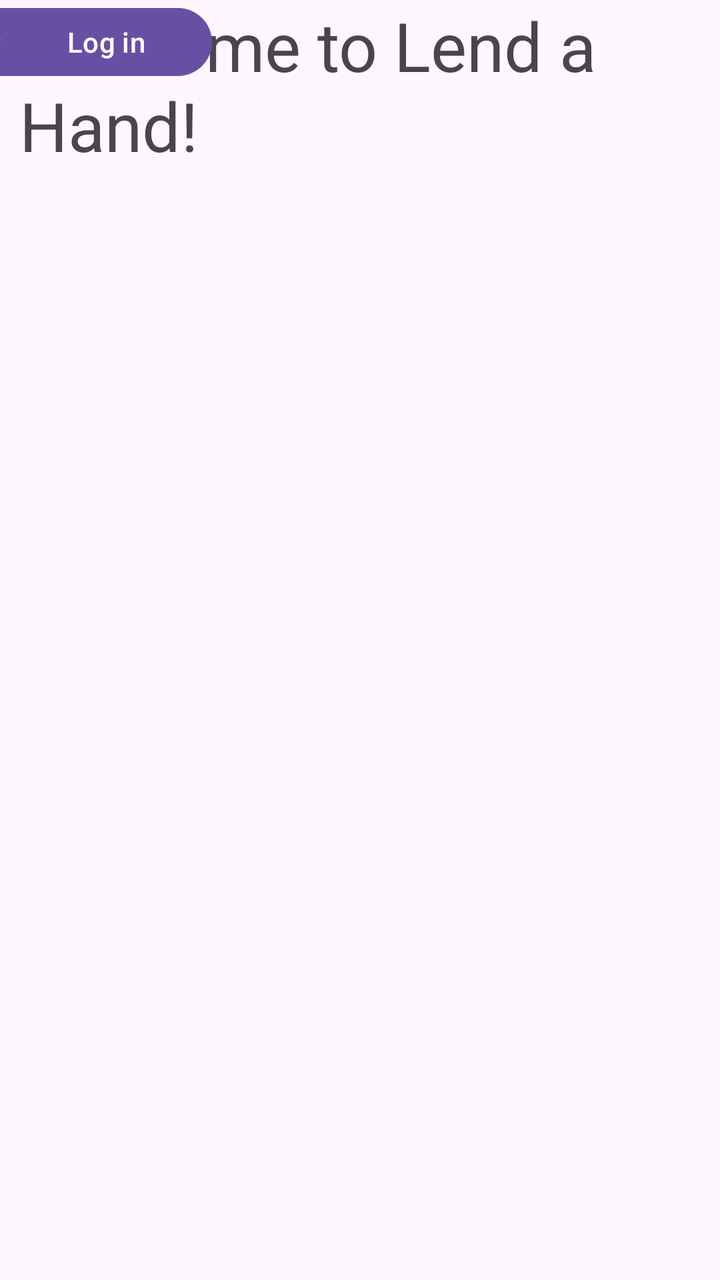
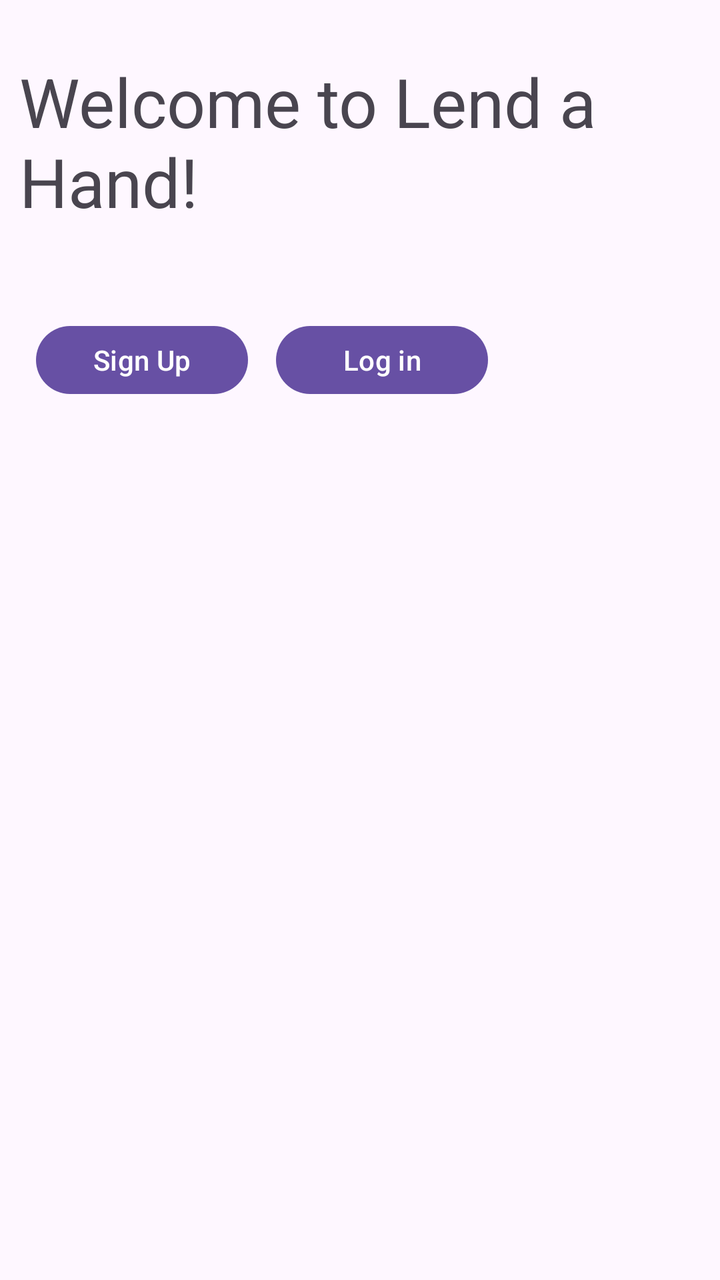

Two renders of the same Android screen: before a commit and after it. Below are the layout's source before the change and the commit's diff.
<!-- AndroidManifest.xml: application theme Theme.LendAHand -->
<!-- res/layout/activity_main.xml -->
<?xml version="1.0" encoding="utf-8"?>
<androidx.constraintlayout.widget.ConstraintLayout xmlns:android="http://schemas.android.com/apk/res/android"
    xmlns:app="http://schemas.android.com/apk/res-auto"
    xmlns:tools="http://schemas.android.com/tools"
    android:id="@+id/main"
    android:layout_width="match_parent"
    android:layout_height="match_parent"
    tools:context=".MainActivity">

    <TextView
        android:id="@+id/landing_page1"
        android:layout_width="341dp"
        android:layout_height="117dp"
        android:text="Welcome to Lend a Hand!"
        android:textSize="34sp"
        app:layout_constraintEnd_toEndOf="parent"
        app:layout_constraintStart_toStartOf="parent"
        tools:layout_editor_absoluteY="42dp" />

    <Button
        android:id="@+id/button"
        android:layout_width="106dp"
        android:layout_height="42dp"
        android:text="Sign up"
        app:layout_constraintEnd_toStartOf="@+id/button2"
        app:layout_constraintStart_toStartOf="parent"
        tools:layout_editor_absoluteY="152dp" />

    <Button
        android:id="@+id/button2"
        android:layout_width="106dp"
        android:layout_height="42dp"
        android:text="Log in"
        tools:layout_editor_absoluteX="159dp"
        tools:layout_editor_absoluteY="152dp" />
</androidx.constraintlayout.widget.ConstraintLayout>
<!-- resources referenced by this layout -->
<resources>
  <style name="Theme.LendAHand" parent="Base.Theme.LendAHand" />
  <style name="Base.Theme.LendAHand" parent="Theme.Material3.DayNight.NoActionBar">
          
          
      </style>
</resources>

<!-- the commit's change to res/layout/activity_main.xml (unified diff, before → after) -->
@@ -11,26 +11,32 @@
         android:id="@+id/landing_page1"
         android:layout_width="341dp"
         android:layout_height="117dp"
-        android:text="Welcome to Lend a Hand!"
+        android:layout_marginTop="28dp"
+        android:text="@string/welcome_to_lend_a_hand"
         android:textSize="34sp"
         app:layout_constraintEnd_toEndOf="parent"
         app:layout_constraintStart_toStartOf="parent"
-        tools:layout_editor_absoluteY="42dp" />
+        app:layout_constraintTop_toTopOf="parent" />
 
     <Button
         android:id="@+id/button"
         android:layout_width="106dp"
         android:layout_height="42dp"
-        android:text="Sign up"
-        app:layout_constraintEnd_toStartOf="@+id/button2"
+        android:layout_marginStart="18dp"
+        android:layout_marginTop="14dp"
+        android:onClick="signUpClick"
+        android:text="@string/sign_up"
         app:layout_constraintStart_toStartOf="parent"
-        tools:layout_editor_absoluteY="152dp" />
+        app:layout_constraintTop_toBottomOf="@+id/landing_page1" />
 
     <Button
         android:id="@+id/button2"
         android:layout_width="106dp"
         android:layout_height="42dp"
-        android:text="Log in"
-        tools:layout_editor_absoluteX="159dp"
-        tools:layout_editor_absoluteY="152dp" />
+        android:layout_marginStart="14dp"
+        android:layout_marginTop="14dp"
+        android:onClick="logInClick"
+        android:text="@string/log_in"
+        app:layout_constraintStart_toEndOf="@+id/button"
+        app:layout_constraintTop_toBottomOf="@+id/landing_page1" />
 </androidx.constraintlayout.widget.ConstraintLayout>
<!-- resource entries referenced after the edit -->
@@ -1,5 +1,8 @@
 <!-- resources referenced by this layout -->
 <resources>
+  <string name="log_in">Log in</string>
+  <string name="sign_up">Sign Up</string>
+  <string name="welcome_to_lend_a_hand">Welcome to Lend a Hand!</string>
   <style name="Theme.LendAHand" parent="Base.Theme.LendAHand" />
   <style name="Base.Theme.LendAHand" parent="Theme.Material3.DayNight.NoActionBar">
           
